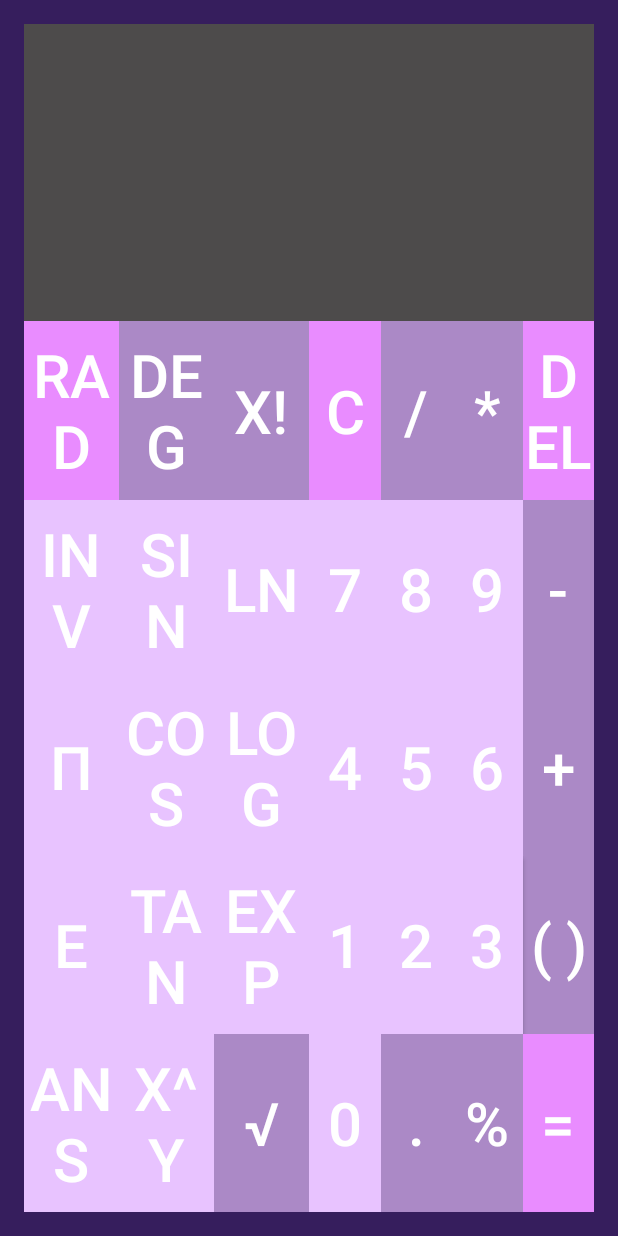
After one commit to RosmaryFC/ScientificCalcProject0521, an Android app: the layout activity_scientific.xml on its own in the app's theme, with its tools: preview values and no code run, on a phone screen of 412 x 824 dp. The commit adds this screen. Run offline under Robolectric (Android 15) with nearby library versions, the phone set to English and light mode, and no system bars.

Commit message:
sci calc and jar file

```diff
--- /dev/null
+++ b/scientificCalculator/ScientificCalculator/app/src/main/gen/nyc/c4q/rosmaryfc/scientificcalculator/BuildConfig.java
@@ -0,0 +1,8 @@
+/*___Generated_by_IDEA___*/
+
+package nyc.c4q.rosmaryfc.scientificcalculator;
+
+/* This stub is only used by the IDE. It is NOT the BuildConfig class actually packed into the APK */
+public final class BuildConfig {
+  public final static boolean DEBUG = Boolean.parseBoolean(null);
+}
--- /dev/null
+++ b/scientificCalculator/ScientificCalculator/app/src/main/gen/nyc/c4q/rosmaryfc/scientificcalculator/Manifest.java
@@ -0,0 +1,7 @@
+/*___Generated_by_IDEA___*/
+
+package nyc.c4q.rosmaryfc.scientificcalculator;
+
+/* This stub is only used by the IDE. It is NOT the Manifest class actually packed into the APK */
+public final class Manifest {
+}
--- /dev/null
+++ b/scientificCalculator/ScientificCalculator/app/src/main/gen/nyc/c4q/rosmaryfc/scientificcalculator/R.java
@@ -0,0 +1,7 @@
+/*___Generated_by_IDEA___*/
+
+package nyc.c4q.rosmaryfc.scientificcalculator;
+
+/* This stub is only used by the IDE. It is NOT the R class actually packed into the APK */
+public final class R {
+}
--- a/scientificCalculator/ScientificCalculator/app/src/main/java/nyc/c4q/rosmaryfc/scientificcalculator/MainActivity.java
+++ b/scientificCalculator/ScientificCalculator/app/src/main/java/nyc/c4q/rosmaryfc/scientificcalculator/MainActivity.java
@@ -1,24 +1,62 @@
 package nyc.c4q.rosmaryfc.scientificcalculator;
 
+import android.app.Activity;
 import android.os.Bundle;
-import android.support.v7.app.ActionBarActivity;
+
 import android.text.InputType;
 import android.view.Menu;
 import android.view.MenuItem;
 import android.view.MotionEvent;
 import android.view.View;
 import android.widget.Button;
+
 import android.widget.EditText;
+import android.widget.TextView;
+
+import com.udojava.evalex.Expression;
 
 
-public class MainActivity extends ActionBarActivity {
+public class MainActivity extends Activity {
+
+    private Expression expression;
+    private Button one;
+    private Button two;
+    private Button three;
+    private Button four;
+    private Button five;
+    private Button six;
+    private Button seven;
+    private Button eight;
+    private Button nine;
+    private Button zero;
+    private Button equal;
+    private Button open_parenthesis;
+    private Button closed_parenthesis;
+    private Button subtract;
+    private Button percent;
+    private Button decimal_point;
+    private Button add;
+
+    String inputExpression = "";
+    EditText result;
 
     @Override
     protected void onCreate(Bundle savedInstanceState) {
         super.onCreate(savedInstanceState);
         setContentView(R.layout.activity_main);
 
+//        locateViewItems();
+//
+//        assignListeners();
+
+
+
+
+
+
         final EditText editEquation = (EditText) findViewById(R.id.equation);
+
+
 
         //todo: fix issue where onTouch, keyboard should not display but user can move cursor and add text at desired location
         editEquation.setOnTouchListener(new View.OnTouchListener() {
@@ -40,6 +78,9 @@ public class MainActivity extends ActionBarActivity {
                  */
             }
         });
+
+
+
 
 
         //todo: how to add a text to another view by pressing a button and assigning a character to it.
@@ -387,7 +428,9 @@ public class MainActivity extends ActionBarActivity {
             }
         });
 
-    }
+    }///on create
+
+
 
     @Override
     public boolean onCreateOptionsMenu(Menu menu) {
--- /dev/null
+++ b/scientificCalculator/ScientificCalculator/app/src/main/res/layout/activity_scientific.xml
@@ -0,0 +1,553 @@
+<?xml version="1.0" encoding="utf-8"?>
+<LinearLayout
+    android:orientation="vertical"
+    android:background="#ff361e5d"
+    xmlns:android="http://schemas.android.com/apk/res/android"
+    xmlns:tools="http://schemas.android.com/tools"
+    android:layout_width="match_parent"
+    android:layout_height="match_parent"
+    android:paddingLeft="@dimen/activity_horizontal_margin"
+    android:paddingRight="@dimen/activity_horizontal_margin"
+    android:paddingTop="@dimen/activity_vertical_margin"
+    android:paddingBottom="@dimen/activity_vertical_margin"
+    tools:context=".MainActivity">
+
+<!--Horizontal top-->
+<LinearLayout
+    android:layout_width="match_parent"
+    android:layout_height="match_parent"
+    android:orientation="horizontal"
+    android:layout_weight="3">
+
+    <EditText
+        android:layout_width="match_parent"
+        android:layout_height="match_parent"
+        android:layout_gravity="top"
+        android:background="#4d4b4b"
+        />
+
+    </LinearLayout>
+
+<!-- Horizontal bottom -->
+    <LinearLayout
+        android:layout_width="match_parent"
+        android:layout_height="match_parent"
+        android:orientation="horizontal"
+        android:layout_weight="1"
+        android:background="#fff">
+
+        <!--Linear Layout bottom right-->
+
+        <LinearLayout
+            android:layout_width="match_parent"
+            android:layout_height="match_parent"
+            android:layout_weight="1"
+            android:orientation="vertical">
+
+            <LinearLayout
+                android:orientation="vertical"
+                android:layout_width="match_parent"
+                android:layout_height="match_parent"
+                android:layout_weight="3">
+
+                <!-- rad deg x!-->
+                <LinearLayout
+                    android:orientation="horizontal"
+                    android:layout_width="match_parent"
+                    android:layout_height="match_parent"
+                    android:layout_weight="1">
+
+                    <Button
+                        android:id="@+id/radian"
+                        android:layout_width="match_parent"
+                        android:layout_height="match_parent"
+                        android:layout_weight="1"
+                        android:text="rad"
+                        android:background="#ffe98cff"
+                        android:textColor="#fff"
+                        android:textSize="40dp"/>
+
+                    <Button
+                        android:id="@+id/degree"
+                        android:layout_width="match_parent"
+                        android:layout_height="match_parent"
+                        android:layout_weight="1"
+                        android:text="deg"
+                        android:background="#ffab89c6"
+                        android:textColor="#fff"
+                        android:textSize="40dp"/>
+
+                    <Button
+                        android:id="@+id/factor"
+                        android:layout_width="match_parent"
+                        android:layout_height="match_parent"
+                        android:layout_weight="1"
+                        android:text="x!"
+                        android:background="#ffab89c6"
+                        android:textColor="#fff"
+                        android:textSize="40dp"/>
+
+
+                </LinearLayout>
+
+                <!-- Inv sine and ln - -->
+                <LinearLayout
+                    android:orientation="horizontal"
+                    android:layout_width="match_parent"
+                    android:layout_height="match_parent"
+                    android:layout_weight="1">
+
+                    <Button
+                        android:id="@+id/invert"
+                        android:layout_width="match_parent"
+                        android:layout_height="match_parent"
+                        android:layout_weight="1"
+                        android:text="Inv"
+                        android:background="#ffe8c3ff"
+                        android:textColor="#fff"
+                        android:textSize="40dp"
+                        android:textAlignment="center"/>
+
+                    <Button
+                        android:id="@+id/sine"
+                        android:layout_width="match_parent"
+                        android:layout_height="match_parent"
+                        android:layout_weight="1"
+                        android:text="sin"
+                        android:background="#ffe8c3ff"
+                        android:textColor="#fff"
+                        android:textSize="40dp"/>
+
+                    <Button
+                        android:id="@+id/ln"
+                        android:layout_width="match_parent"
+                        android:layout_height="match_parent"
+                        android:layout_weight="1"
+                        android:text="ln"
+                        android:background="#ffe8c3ff"
+                        android:textColor="#fff"
+                        android:textSize="40dp"/>
+
+                </LinearLayout>
+
+                <!-- pi cos log -->
+                <LinearLayout
+                    android:orientation="horizontal"
+                    android:layout_width="match_parent"
+                    android:layout_height="match_parent"
+                    android:layout_weight="1"
+                    android:background="#ffe8c3ff"
+                    android:textColor="#fff"
+                    android:textSize="40dp">
+
+                    <Button
+                        android:id="@+id/pi"
+                        android:layout_width="match_parent"
+                        android:layout_height="match_parent"
+                        android:layout_weight="1"
+                        android:text="π"
+                        android:background="#ffe8c3ff"
+                        android:textColor="#fff"
+                        android:textSize="40dp"/>
+
+                    <Button
+                        android:id="@+id/cos"
+                        android:layout_width="match_parent"
+                        android:layout_height="match_parent"
+                        android:layout_weight="1"
+                        android:text="cos"
+                        android:background="#ffe8c3ff"
+                        android:textColor="#fff"
+                        android:textSize="40dp"/>
+
+                    <Button
+                        android:id="@+id/log"
+                        android:layout_width="match_parent"
+                        android:layout_height="match_parent"
+                        android:layout_weight="1"
+                        android:text="log"
+                        android:background="#ffe8c3ff"
+                        android:textColor="#fff"
+                        android:textSize="40dp"/>
+
+                </LinearLayout>
+
+                <!-- e tan EXP -->
+                <LinearLayout
+                    android:orientation="horizontal"
+                    android:layout_width="match_parent"
+                    android:layout_height="match_parent"
+                    android:layout_weight="1">
+
+                    <Button
+                        android:id="@+id/e"
+                        android:layout_width="match_parent"
+                        android:layout_height="match_parent"
+                        android:layout_weight="1"
+                        android:text="e"
+                        android:background="#ffe8c3ff"
+                        android:textColor="#fff"
+                        android:textSize="40dp"/>
+
+                    <Button
+                        android:id="@+id/tan"
+                        android:layout_width="match_parent"
+                        android:layout_height="match_parent"
+                        android:layout_weight="1"
+                        android:text="tan"
+                        android:background="#ffe8c3ff"
+                        android:textColor="#fff"
+                        android:textSize="40dp"/>
+
+                    <Button
+                        android:id="@+id/exponent"
+                        android:layout_width="match_parent"
+                        android:layout_height="match_parent"
+                        android:layout_weight="1"
+                        android:text="EXP"
+                        android:background="#ffe8c3ff"
+                        android:textColor="#fff"
+                        android:textSize="40dp"/>
+
+
+
+                </LinearLayout>
+                <!-- Ans X^y sqrt -->
+                <LinearLayout
+                    android:orientation="horizontal"
+                    android:layout_width="match_parent"
+                    android:layout_height="match_parent"
+                    android:layout_weight="1">
+
+                    <Button
+                        android:id="@+id/answer"
+                        android:layout_width="match_parent"
+                        android:layout_height="match_parent"
+                        android:layout_weight="1"
+                        android:text="Ans"
+                        android:background="#ffe8c3ff"
+                        android:textColor="#fff"
+                        android:textSize="40dp"/>
+
+                    <Button
+                        android:id="@+id/Xy"
+                        android:layout_width="match_parent"
+                        android:layout_height="match_parent"
+                        android:layout_weight="1"
+                        android:text="X^y"
+                        android:background="#ffe8c3ff"
+                        android:textColor="#fff"
+                        android:textSize="40dp"/>
+
+                    <Button
+                        android:id="@+id/square_root"
+                        android:layout_width="match_parent"
+                        android:layout_height="match_parent"
+                        android:layout_weight="1"
+                        android:text="√"
+                        android:background="#ffab89c6"
+                        android:textColor="#fff"
+                        android:textSize="40dp"/>
+
+                </LinearLayout>
+
+            </LinearLayout>
+
+
+        </LinearLayout>
+  <!---Left-->
+        <LinearLayout
+            android:layout_width="match_parent"
+            android:layout_height="match_parent"
+            android:layout_weight="1"
+            android:orientation="vertical">
+
+            <LinearLayout
+                android:orientation="vertical"
+                android:layout_width="match_parent"
+                android:layout_height="match_parent"
+                android:layout_weight="3">
+
+                <!-- C / x del-->
+                <LinearLayout
+                    android:orientation="horizontal"
+                    android:layout_width="match_parent"
+                    android:layout_height="match_parent"
+                    android:layout_weight="1">
+
+                    <Button
+                        android:id="@+id/clear"
+                        android:layout_width="match_parent"
+                        android:layout_height="match_parent"
+                        android:layout_weight="1"
+                        android:text="C"
+                        android:background="#ffe98cff"
+                        android:textColor="#fff"
+                        android:textSize="40dp"/>
+
+                    <Button
+                        android:id="@+id/divide"
+                        android:layout_width="match_parent"
+                        android:layout_height="match_parent"
+                        android:layout_weight="1"
+                        android:text="/"
+                        android:background="#ffab89c6"
+                        android:textColor="#fff"
+                        android:textSize="40dp"/>
+
+                    <Button
+                        android:id="@+id/multiply"
+                        android:layout_width="match_parent"
+                        android:layout_height="match_parent"
+                        android:layout_weight="1"
+                        android:text="*"
+                        android:background="#ffab89c6"
+                        android:textColor="#fff"
+                        android:textSize="40dp"/>
+
+                    <Button
+                        android:id="@+id/delete"
+                        android:layout_width="match_parent"
+                        android:layout_height="match_parent"
+                        android:layout_weight="1"
+                        android:text="del"
+                        android:background="#ffe98cff"
+                        android:textColor="#fff"
+                        android:textSize="40dp"/>
+
+                </LinearLayout>
+
+                <!--7 8 9 - -->
+                <LinearLayout
+                    android:orientation="horizontal"
+                    android:layout_width="match_parent"
+                    android:layout_height="match_parent"
+                    android:layout_weight="1">
+
+                    <Button
+                        android:id="@+id/seven"
+                        android:layout_width="match_parent"
+                        android:layout_height="match_parent"
+                        android:layout_weight="1"
+                        android:text="7"
+                        android:background="#ffe8c3ff"
+                        android:textColor="#fff"
+                        android:textSize="40dp"/>
+
+                    <Button
+                        android:id="@+id/eight"
+                        android:layout_width="match_parent"
+                        android:layout_height="match_parent"
+                        android:layout_weight="1"
+                        android:text="8"
+                        android:background="#ffe8c3ff"
+                        android:textColor="#fff"
+                        android:textSize="40dp"/>
+
+                    <Button
+                        android:id="@+id/nine"
+                        android:layout_width="match_parent"
+                        android:layout_height="match_parent"
+                        android:layout_weight="1"
+                        android:text="9"
+                        android:background="#ffe8c3ff"
+                        android:textColor="#fff"
+                        android:textSize="40dp"/>
+
+                    <Button
+                        android:id="@+id/subtract"
+                        android:layout_width="match_parent"
+                        android:layout_height="match_parent"
+                        android:layout_weight="1"
+                        android:text="-"
+                        android:background="#ffab89c6"
+                        android:textColor="#fff"
+                        android:textSize="40dp"
+                        />
+
+                </LinearLayout>
+
+                <!--4 5 6 + -->
+                <LinearLayout
+                    android:orientation="horizontal"
+                    android:layout_width="match_parent"
+                    android:layout_height="match_parent"
+                    android:layout_weight="1"
+                    android:background="#ffe8c3ff"
+                    android:textColor="#fff"
+                    android:textSize="40dp">
+
+                    <Button
+                        android:id="@+id/four"
+                        android:layout_width="match_parent"
+                        android:layout_height="match_parent"
+                        android:layout_weight="1"
+                        android:text="4"
+                        android:background="#ffe8c3ff"
+                        android:textColor="#fff"
+                        android:textSize="40dp"/>
+
+                    <Button
+                        android:id="@+id/five"
+                        android:layout_width="match_parent"
+                        android:layout_height="match_parent"
+                        android:layout_weight="1"
+                        android:text="5"
+                        android:background="#ffe8c3ff"
+                        android:textColor="#fff"
+                        android:textSize="40dp"/>
+
+                    <Button
+                        android:id="@+id/six"
+                        android:layout_width="match_parent"
+                        android:layout_height="match_parent"
+                        android:layout_weight="1"
+                        android:text="6"
+                        android:background="#ffe8c3ff"
+                        android:textColor="#fff"
+                        android:textSize="40dp"/>
+
+                    <Button
+                        android:id="@+id/add"
+                        android:layout_width="match_parent"
+                        android:layout_height="match_parent"
+                        android:layout_weight="1"
+                        android:text="+"
+                        android:background="#ffab89c6"
+                        android:textColor="#fff"
+                        android:textSize="40dp"/>
+
+                </LinearLayout>
+
+                <!--1 2 3 () -->
+                <LinearLayout
+                    android:orientation="horizontal"
+                    android:layout_width="match_parent"
+                    android:layout_height="match_parent"
+                    android:layout_weight="1">
+
+                    <Button
+                        android:id="@+id/one"
+                        android:layout_width="match_parent"
+                        android:layout_height="match_parent"
+                        android:layout_weight="1"
+                        android:text="1"
+                        android:background="#ffe8c3ff"
+                        android:textColor="#fff"
+                        android:textSize="40dp"/>
+
+                    <Button
+                        android:id="@+id/two"
+                        android:layout_width="match_parent"
+                        android:layout_height="match_parent"
+                        android:layout_weight="1"
+                        android:text="2"
+                        android:background="#ffe8c3ff"
+                        android:textColor="#fff"
+                        android:textSize="40dp"/>
+
+                    <Button
+                        android:id="@+id/three"
+                        android:layout_width="match_parent"
+                        android:layout_height="match_parent"
+                        android:layout_weight="1"
+                        android:text="3"
+                        android:background="#ffe8c3ff"
+                        android:textColor="#fff"
+                        android:textSize="40dp"/>
+
+                    <LinearLayout
+                        android:orientation="horizontal"
+                        android:layout_width="match_parent"
+                        android:layout_height="match_parent"
+                        android:layout_weight="1"
+                        android:background="#fff">
+
+                        <Button
+                            android:id="@+id/open_parenthesis"
+                            android:layout_width="match_parent"
+                            android:layout_height="match_parent"
+                            android:layout_weight="1"
+                            android:text="("
+                            android:background="#ffab89c6"
+                            android:textColor="#fff"
+                            android:textSize="40dp"/>
+
+                        <Button
+                            android:id="@+id/close_parenthesis"
+                            android:layout_width="match_parent"
+                            android:layout_height="match_parent"
+                            android:layout_weight="1"
+                            android:text=")"
+                            android:background="#ffab89c6"
+                            android:textColor="#fff"
+                            android:textSize="40dp"/>
+
+
+                    </LinearLayout>
+
+
+                </LinearLayout>
+                <!--0 . % = -->
+                <LinearLayout
+                    android:orientation="horizontal"
+                    android:layout_width="match_parent"
+                    android:layout_height="match_parent"
+                    android:layout_weight="1">
+
+                    <Button
+                        android:id="@+id/zero"
+                        android:layout_width="match_parent"
+                        android:layout_height="match_parent"
+                        android:layout_weight="1"
+                        android:text="0"
+                        android:background="#ffe8c3ff"
+                        android:textColor="#fff"
+                        android:textSize="40dp"/>
+
+                    <Button
+                        android:id="@+id/decimal_point"
+                        android:layout_width="match_parent"
+                        android:layout_height="match_parent"
+                        android:layout_weight="1"
+                        android:text="."
+                        android:background="#ffab89c6"
+                        android:textColor="#fff"
+                        android:textSize="40dp"/>
+
+                    <Button
+                        android:id="@+id/percent"
+                        android:layout_width="match_parent"
+                        android:layout_height="match_parent"
+                        android:layout_weight="1"
+                        android:text="%"
+                        android:background="#ffab89c6"
+                        android:textColor="#fff"
+                        android:textSize="40dp"/>
+
+                    <Button
+                        android:id="@+id/equal"
+                        android:layout_width="match_parent"
+                        android:layout_height="match_parent"
+                        android:layout_weight="1"
+                        android:text="="
+                        android:background="#ffe98cff"
+                        android:textColor="#fff"
+                        android:textSize="40dp"/>
+
+                </LinearLayout>
+
+            </LinearLayout>
+
+
+
+        </LinearLayout>
+
+
+    </LinearLayout>
+
+
+
+
+
+</LinearLayout>
--- /dev/null
+++ b/scientificCalculator/ScientificCalculator/app/src/main/res/values/ids.xml
@@ -0,0 +1,2 @@
+<?xml version="1.0" encoding="utf-8"?>
+<resources></resources>
```
Also changed, not shown: scientificCalculator/ScientificCalculator/app/libs/EvalEx.jar (added), scientificCalculator/ScientificCalculator/app/src/main/libs/EvalEx.jar (added), 5 other files.
